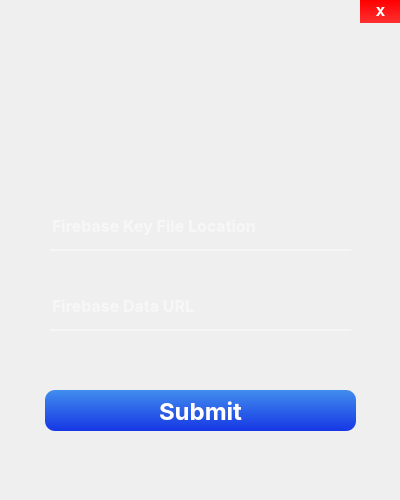
Before: the Qt Designer form UI/firebaseentry.ui in Attafahqi/Screen-Tracker, drawn with Qt 5.
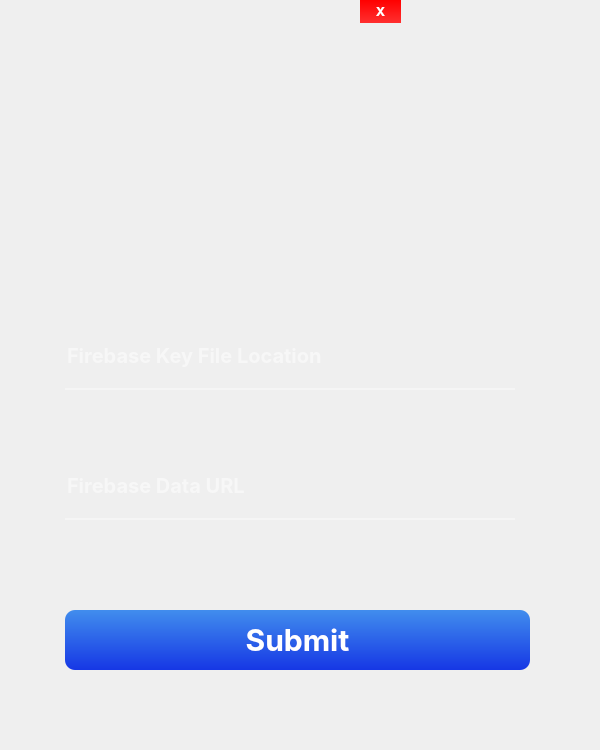
After: the same form once the commit is applied. Icons and pictures are not drawn.

Patch:
```diff
--- a/UI/firebaseentry.ui
+++ b/UI/firebaseentry.ui
@@ -6,8 +6,8 @@
    <rect>
     <x>0</x>
     <y>0</y>
-    <width>400</width>
-    <height>500</height>
+    <width>600</width>
+    <height>750</height>
    </rect>
   </property>
   <property name="windowTitle">
@@ -16,16 +16,16 @@
   <widget class="QLineEdit" name="FirebaseKey">
    <property name="geometry">
     <rect>
-     <x>50</x>
-     <y>210</y>
-     <width>301</width>
-     <height>41</height>
+     <x>65</x>
+     <y>330</y>
+     <width>450</width>
+     <height>60</height>
     </rect>
    </property>
    <property name="font">
     <font>
      <family>SF Pro Display</family>
-     <pointsize>12</pointsize>
+     <pointsize>-1</pointsize>
      <weight>75</weight>
      <italic>false</italic>
      <bold>true</bold>
@@ -37,6 +37,10 @@
 color:rgb(255, 255, 255);
 border-bottom: 2px solid rgba(255, 255, 255, 100);
 padding-bottom:7px;
+font-size: 20px;
+font-family: &quot;SF Pro Display&quot;; 
+	font-weight: bold; 
+    font-style: normal;
 </string>
    </property>
    <property name="text">
@@ -49,17 +53,18 @@
   <widget class="QPushButton" name="Submit">
    <property name="geometry">
     <rect>
-     <x>45</x>
-     <y>390</y>
-     <width>311</width>
-     <height>41</height>
+     <x>65</x>
+     <y>610</y>
+     <width>465</width>
+     <height>60</height>
     </rect>
    </property>
    <property name="font">
     <font>
      <family>SF Pro Display</family>
-     <pointsize>18</pointsize>
+     <pointsize>-1</pointsize>
      <weight>75</weight>
+     <italic>false</italic>
      <bold>true</bold>
     </font>
    </property>
@@ -71,6 +76,10 @@
     background-color: qlineargradient(spread:pad, x1:0, y1:0, x2:0, y2:1, stop:0 rgba(65, 141, 237, 255), stop:1 rgba(22, 55, 229, 255));
     color: white;
     border-radius: 10px;
+	font-size: 30px;
+ 	font-family: &quot;SF Pro Display&quot;; 
+	font-weight: bold; 
+    font-style: normal;
 }
 
 
@@ -113,16 +122,16 @@
   <widget class="QLineEdit" name="DataURL">
    <property name="geometry">
     <rect>
-     <x>50</x>
-     <y>290</y>
-     <width>301</width>
-     <height>41</height>
+     <x>65</x>
+     <y>460</y>
+     <width>450</width>
+     <height>60</height>
     </rect>
    </property>
    <property name="font">
     <font>
      <family>SF Pro Display</family>
-     <pointsize>12</pointsize>
+     <pointsize>-1</pointsize>
      <weight>75</weight>
      <italic>false</italic>
      <bold>true</bold>
@@ -134,7 +143,10 @@
 color:rgb(255, 255, 255);
 border-bottom: 2px solid rgba(255, 255, 255, 100);
 padding-bottom:7px;
-</string>
+font-size: 20px;
+font-family: &quot;SF Pro Display&quot;; 
+	font-weight: bold; 
+    font-style: normal;</string>
    </property>
    <property name="text">
     <string/>
@@ -151,8 +163,8 @@
     <rect>
      <x>0</x>
      <y>0</y>
-     <width>400</width>
-     <height>500</height>
+     <width>600</width>
+     <height>750</height>
     </rect>
    </property>
    <property name="styleSheet">
```
